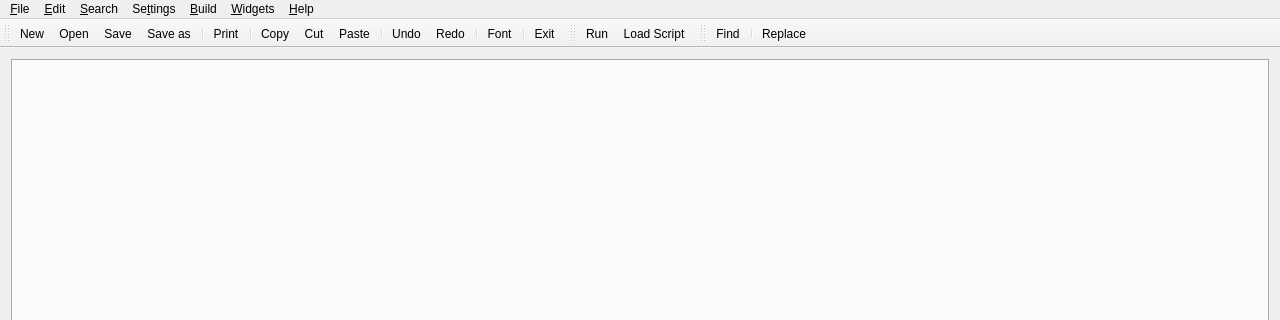
Before: the Qt Designer form librecad/src/ui/editor/librepad.ui in LibreCAD/LibreCAD, drawn with Qt 5; both pictures show x 0 to 1280 and y 0 to 320 of the 1280 by 720 pixel window.
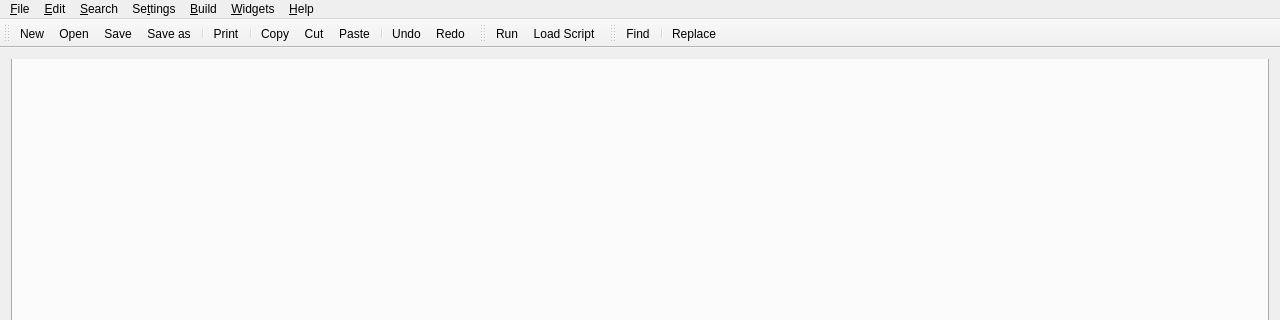
After: the same form once the commit is applied. Icons and pictures are not drawn.

```diff
--- a/librecad/src/ui/editor/librepad.ui
+++ b/librecad/src/ui/editor/librepad.ui
@@ -23,9 +23,57 @@
         <verstretch>0</verstretch>
        </sizepolicy>
       </property>
+      <property name="autoFillBackground">
+       <bool>false</bool>
+      </property>
+      <property name="styleSheet">
+       <string notr="true">QTabWidget::pane { 
+	border-top: 0.1ex solid #A7A8A9;
+	padding-top: 18px; 
+	padding-left: 3px; 
+	padding-right: 3px; 
+	padding-bottom: 3px; 
+	margin: 1px;
+	top: -2px;
+}
+
+QTabBar
+{
+    qproperty-drawBase: 0;
+    left: 0.5ex;
+    border-radius: 0.3ex;
+}
+
+QTabBar::tab
+{
+	border-top: 0.1ex solid #A7A8A9;
+	border-left: 0.1ex solid #A7A8A9;
+	border-right: 0.1ex solid #A7A8A9;
+	border-top-left-radius: 0.1em;
+	border-top-right-radius: 0.1em;
+
+	text-align: center;
+	padding: 0.5ex;
+}
+
+QTabBar::tab:!selected {
+	background-color:  #A7A8A9;
+}
+
+QTabBar::tab:top:!selected:hover
+{
+	background-color: rgba(124, 252, 00, 0.2);
+}</string>
+      </property>
+      <property name="documentMode">
+       <bool>false</bool>
+      </property>
       <property name="tabsClosable">
        <bool>true</bool>
       </property>
+      <property name="movable">
+       <bool>true</bool>
+      </property>
      </widget>
     </item>
    </layout>
@@ -136,14 +184,14 @@
   </widget>
   <widget class="QToolBar" name="mainToolBar">
    <property name="sizePolicy">
-    <sizepolicy hsizetype="Preferred" vsizetype="Fixed">
+    <sizepolicy hsizetype="MinimumExpanding" vsizetype="Fixed">
      <horstretch>0</horstretch>
      <verstretch>0</verstretch>
     </sizepolicy>
    </property>
    <property name="minimumSize">
     <size>
-     <width>447</width>
+     <width>367</width>
      <height>0</height>
     </size>
    </property>
@@ -178,10 +226,6 @@
    <addaction name="separator"/>
    <addaction name="actionUndo"/>
    <addaction name="actionRedo"/>
-   <addaction name="separator"/>
-   <addaction name="actionFont"/>
-   <addaction name="separator"/>
-   <addaction name="actionExit"/>
   </widget>
   <widget class="QStatusBar" name="statusBar"/>
   <widget class="QToolBar" name="buildToolBar">
```
Left out of the diff: 66 changed lines with no effect on the pictures.
